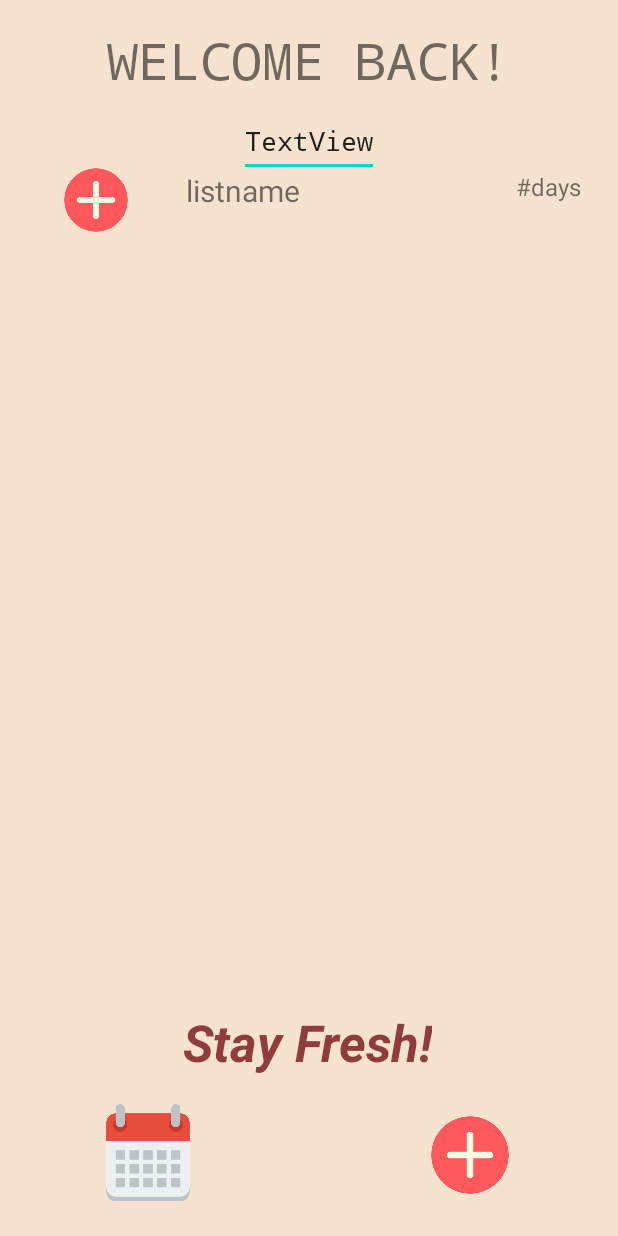
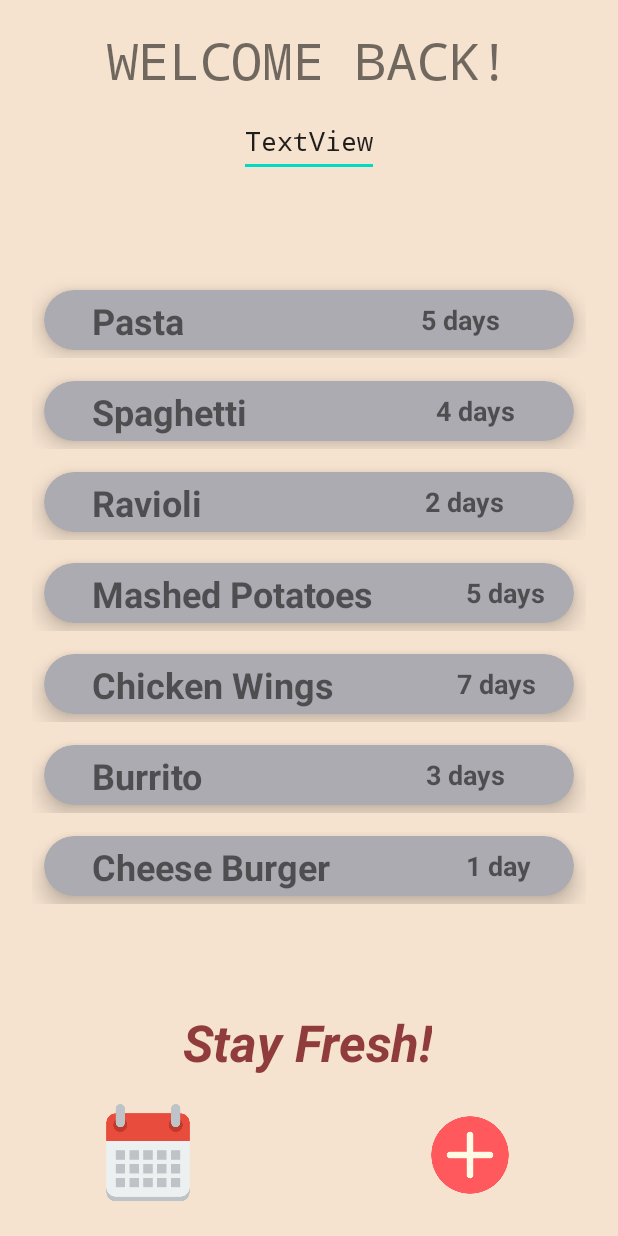
Before and after one commit to DDRanderson/AppProgGroupProject, an Android app: the ProfileActivity screen opened directly, with no data from a screen before it, on a phone screen of 412 x 824 dp. Run offline under Robolectric (Android 15) with nearby library versions, the phone set to English and light mode, and no system bars; 1 statement that could not run was skipped.

Commit message:
homescreen offical layout
used recycle view to display an array of items.

```diff
--- /dev/null
+++ b/app/src/main/java/com/example/leftovertracker/LeftoverList.java
@@ -0,0 +1,19 @@
+package com.example.leftovertracker;
+
+public class LeftoverList {
+    String leftoverFoodName;
+    String leftoverDaystoEat;
+
+    public LeftoverList(String leftoverFoodName, String leftoverDaystoEat) {
+        this.leftoverFoodName = leftoverFoodName;
+        this.leftoverDaystoEat = leftoverDaystoEat;
+    }
+
+    public String getLeftoverFoodName() {
+        return leftoverFoodName;
+    }
+
+    public String getLeftoverDaystoEat() {
+        return leftoverDaystoEat;
+    }
+}
--- a/app/src/main/java/com/example/leftovertracker/ProfileActivity.java
+++ b/app/src/main/java/com/example/leftovertracker/ProfileActivity.java
@@ -10,10 +10,14 @@ import android.widget.TextView;
 import android.widget.Toast;
 
 import androidx.activity.ComponentActivity;
+import androidx.recyclerview.widget.LinearLayoutManager;
+import androidx.recyclerview.widget.RecyclerView;
 
 import java.io.File;
 import java.io.IOException;
 import java.io.OutputStreamWriter;
+import java.lang.reflect.Array;
+import java.util.ArrayList;
 import java.util.Scanner;
 
 public class ProfileActivity extends ComponentActivity {
@@ -21,6 +25,8 @@ public class ProfileActivity extends ComponentActivity {
 
     private Account profileInfo;
     private AssetManager assets;
+
+    ArrayList<LeftoverList> LeftoverLists = new ArrayList<>();
     @Override
 
     /*
@@ -34,7 +40,22 @@ public class ProfileActivity extends ComponentActivity {
         //setupProfile();
         setupProfile2();
         setupButtons();
+
+        RecyclerView recyclerView = findViewById(R.id.mRecyclerView);
+        setupLeftOverList();
+        leftoverAdapter adapter = new leftoverAdapter(this, LeftoverLists);
+        recyclerView.setAdapter(adapter);
+        recyclerView.setLayoutManager(new LinearLayoutManager(this ));
         //generateList(); hopefully this will populate the display list at homescreen creation every time
+    }
+
+    private void setupLeftOverList(){
+        String[] leftOverNames = getResources().getStringArray(R.array.leftover_foods_full_txt);
+        String[] leftOverDays = getResources().getStringArray(R.array.num_days_to_eat);
+
+        for(int i = 0; i < leftOverNames.length; i++){
+            LeftoverLists.add(new LeftoverList(leftOverNames[i], leftOverDays[i]));
+        }
     }
 
     public void setupProfile(){
--- /dev/null
+++ b/app/src/main/java/com/example/leftovertracker/leftoverAdapter.java
@@ -0,0 +1,54 @@
+package com.example.leftovertracker;
+
+import android.content.Context;
+import android.view.LayoutInflater;
+import android.view.View;
+import android.view.ViewGroup;
+import android.widget.TextView;
+
+import androidx.annotation.NonNull;
+import androidx.recyclerview.widget.RecyclerView;
+
+import java.util.ArrayList;
+
+public class leftoverAdapter extends RecyclerView.Adapter<leftoverAdapter.MyViewHolder>{
+    Context context;
+    ArrayList<LeftoverList> LeftoverLists;
+
+    public leftoverAdapter(Context context, ArrayList<LeftoverList> LeftoverLists){
+        this.context = context;
+        this.LeftoverLists = LeftoverLists;
+    }
+
+    @NonNull
+    @Override
+    public leftoverAdapter.MyViewHolder onCreateViewHolder(@NonNull ViewGroup parent, int viewType) {
+        LayoutInflater inflater = LayoutInflater.from(context);
+        View view = inflater.inflate(R.layout.recycle_view_rows, parent, false);
+        return new leftoverAdapter.MyViewHolder(view);
+    }
+
+    @Override
+    public void onBindViewHolder(@NonNull leftoverAdapter.MyViewHolder holder, int position) {
+        holder.tvName.setText(LeftoverLists.get(position).getLeftoverFoodName());
+        holder.tvDays.setText(LeftoverLists.get(position).getLeftoverDaystoEat());
+    }
+
+    @Override
+    public int getItemCount() {
+        return LeftoverLists.size();
+    }
+
+    public static class MyViewHolder extends RecyclerView.ViewHolder{
+
+        TextView tvName;
+        TextView tvDays;
+
+        public MyViewHolder(@NonNull View itemView) {
+            super(itemView);
+
+            tvName = itemView.findViewById(R.id.textView6);
+            tvDays = itemView.findViewById(R.id.textView3);
+        }
+    }
+}
--- a/app/src/main/res/layout/homescreen.xml
+++ b/app/src/main/res/layout/homescreen.xml
@@ -13,47 +13,6 @@
     android:layout_width="match_parent"
     android:layout_height="match_parent"
     android:background="@color/leftoverTrackerColor">
-
-    <RelativeLayout
-        android:id="@+id/relativeLayout"
-        android:layout_width="match_parent"
-        android:layout_height="wrap_content"
-        android:layout_marginStart="12dp"
-        android:layout_marginTop="2dp"
-        app:layout_constraintStart_toStartOf="parent"
-        app:layout_constraintTop_toTopOf="parent">
-
-        <com.google.android.material.imageview.ShapeableImageView
-            android:id="@+id/listImage"
-            android:layout_width="60dp"
-            android:layout_height="60dp"
-            android:layout_marginStart="10dp"
-            android:layout_marginTop="100dp"
-            android:layout_marginBottom="10dp"
-            android:scaleType="centerCrop"
-            android:src="@drawable/add"
-            app:shapeAppearanceOverlay="@style/roundedImageViewRounded" />
-
-        <TextView
-            android:id="@+id/listName"
-            android:layout_width="120dp"
-            android:layout_height="30dp"
-            android:layout_marginStart="30dp"
-            android:layout_marginTop="110dp"
-            android:layout_toEndOf="@id/listImage"
-            android:text="@string/listName"
-            android:textSize="20sp" />
-
-        <TextView
-            android:id="@+id/listTime"
-            android:layout_width="80dp"
-            android:layout_height="30dp"
-            android:layout_marginStart="100dp"
-            android:layout_marginTop="110dp"
-            android:layout_toEndOf="@id/listName"
-            android:text="@string/daysLeft"
-            android:textSize="16sp" />
-    </RelativeLayout>
 
 
     <ImageButton
@@ -140,4 +99,13 @@
         app:layout_constraintTop_toBottomOf="@+id/textView2"
         app:srcCompat="@drawable/trashmanimage" />
 
+    <androidx.recyclerview.widget.RecyclerView
+        android:id="@+id/mRecyclerView"
+        android:layout_width="369dp"
+        android:layout_height="434dp"
+        app:layout_constraintBottom_toTopOf="@+id/textView2"
+        app:layout_constraintEnd_toEndOf="parent"
+        app:layout_constraintStart_toStartOf="parent"
+        app:layout_constraintTop_toBottomOf="@+id/textView5" />
+
 </androidx.constraintlayout.widget.ConstraintLayout>
--- /dev/null
+++ b/app/src/main/res/layout/recycle_view_rows.xml
@@ -0,0 +1,58 @@
+<?xml version="1.0" encoding="utf-8"?>
+<androidx.constraintlayout.widget.ConstraintLayout xmlns:android="http://schemas.android.com/apk/res/android"
+    xmlns:app="http://schemas.android.com/apk/res-auto"
+    xmlns:tools="http://schemas.android.com/tools"
+    android:layout_width="match_parent"
+    android:layout_height="wrap_content"
+    android:background="@color/leftoverTrackerColor">
+
+    <androidx.cardview.widget.CardView
+        android:layout_width="match_parent"
+        android:layout_height="wrap_content"
+        android:layout_marginStart="8dp"
+        android:layout_marginTop="15dp"
+        android:layout_marginEnd="8dp"
+        android:layout_marginBottom="5dp"
+        app:cardBackgroundColor="@color/material_dynamic_neutral70"
+        app:cardCornerRadius="20dp"
+        app:cardElevation="8dp"
+
+        app:layout_constraintBottom_toBottomOf="parent"
+        app:layout_constraintEnd_toEndOf="parent"
+        app:layout_constraintStart_toStartOf="parent"
+        app:layout_constraintTop_toTopOf="parent">
+
+        <androidx.constraintlayout.widget.ConstraintLayout
+            android:layout_width="match_parent"
+            android:layout_height="40dp">
+
+            <TextView
+                android:id="@+id/textView6"
+                android:layout_width="wrap_content"
+                android:layout_height="wrap_content"
+                android:layout_marginStart="32dp"
+                android:layout_marginTop="4dp"
+                android:text="@string/leftover_name"
+                android:textStyle="bold"
+                android:textSize="24sp"
+                app:layout_constraintStart_toStartOf="parent"
+                app:layout_constraintTop_toTopOf="parent" />
+
+            <TextView
+                android:id="@+id/textView3"
+                android:layout_width="wrap_content"
+                android:layout_height="wrap_content"
+                android:text="@string/days_eat"
+                android:textStyle="bold"
+                android:textSize="18sp"
+                app:layout_constraintBottom_toBottomOf="parent"
+                app:layout_constraintEnd_toEndOf="parent"
+                app:layout_constraintHorizontal_bias="0.762"
+                app:layout_constraintStart_toEndOf="@+id/textView6"
+                app:layout_constraintTop_toTopOf="parent"
+                app:layout_constraintVertical_bias="0.466" />
+
+        </androidx.constraintlayout.widget.ConstraintLayout>
+    </androidx.cardview.widget.CardView>
+
+</androidx.constraintlayout.widget.ConstraintLayout>
--- a/app/src/main/res/values/strings.xml
+++ b/app/src/main/res/values/strings.xml
@@ -23,4 +23,34 @@
     <string name="submit">Submit</string>
     <string name="listName">listname</string>
     <string name="daysLeft">#days</string>
+
+    <string name="leftover_name">Pasta</string>
+    <string name="days_eat">5 days</string>
+
+    <string-array name="leftover_foods_full_txt">
+        <item>Pasta</item>
+        <item>Spaghetti</item>
+        <item>Ravioli</item>
+        <item>Mashed Potatoes</item>
+        <item>Chicken Wings</item>
+        <item>Burrito</item>
+        <item>Cheese Burger</item>
+        <item>Dumplings</item>
+        <item>Lasagna</item>
+        <item>Tacos</item>
+    </string-array>
+
+    <string-array name="num_days_to_eat">
+        <item>5 days</item>
+        <item>4 days</item>
+        <item>2 days</item>
+        <item>5 days</item>
+        <item>7 days</item>
+        <item>3 days</item>
+        <item>1 day</item>
+        <item>3 days</item>
+        <item>7 days</item>
+        <item>5 days</item>
+    </string-array>
+
 </resources>
```
